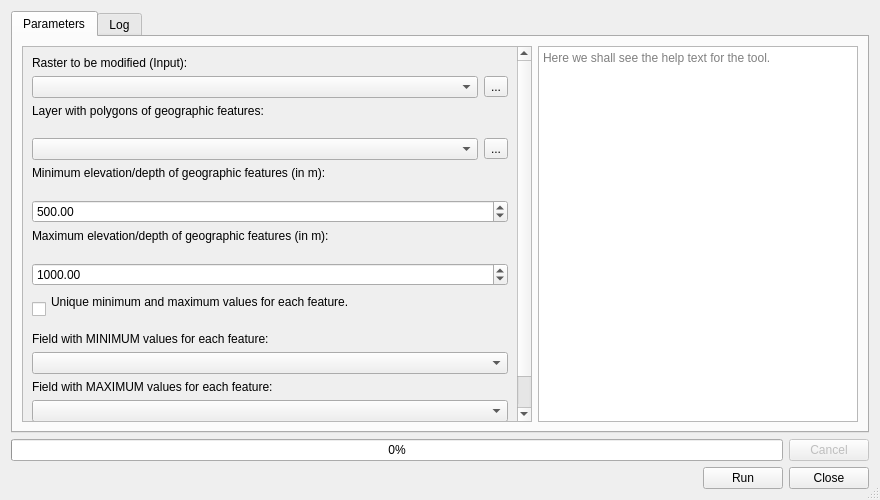
Old version of the form feature_creator_dialog_base.ui in the repository jaminzoda/terra-antiqua.
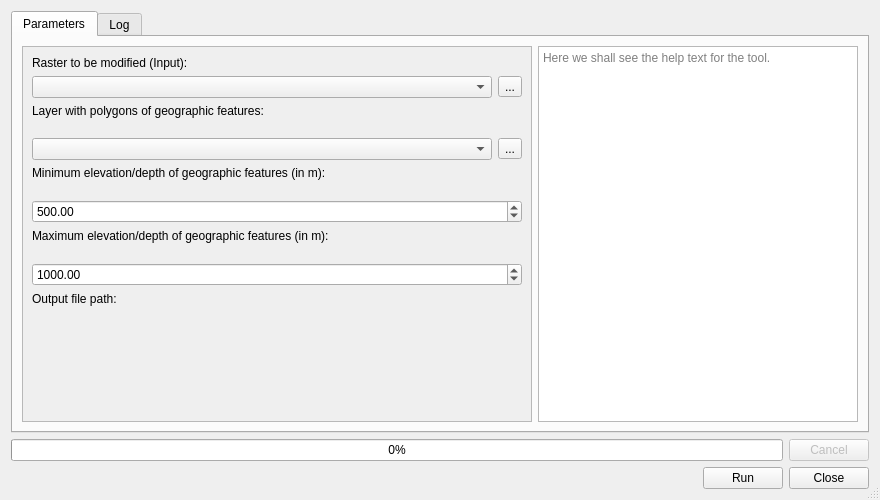
New version of the form. Custom widgets are drawn as their Qt base class.

Commit message: The beta version of geographic features creator is added. The tool creates sea only for now, but very soon will start creating mountains and plains.

```diff
--- a/feature_creator_dialog_base.ui
+++ b/feature_creator_dialog_base.ui
@@ -69,9 +69,9 @@
                                         <property name="geometry">
                                             <rect>
                                                 <x>0</x>
-                                                <y>-74</y>
-                                                <width>498</width>
-                                                <height>437</height>
+                                                <y>0</y>
+                                                <width>512</width>
+                                                <height>363</height>
                                             </rect>
                                         </property>
                                         <layout class="QVBoxLayout" name="verticalLayout_4">
@@ -168,34 +168,6 @@
                                                     </property>
                                                 </widget>
                                             </item>
-                                            <item>
-                                                <widget class="QCheckBox" name="checkBox">
-                                                    <property name="text">
-                                                        <string>Unique minimum and maximum values for each feature.
-                                                        </string>
-                                                    </property>
-                                                </widget>
-                                            </item>
-                                            <item>
-                                                <widget class="QLabel" name="label_5">
-                                                    <property name="text">
-                                                        <string>Field with MINIMUM values for each feature:</string>
-                                                    </property>
-                                                </widget>
-                                            </item>
-                                            <item>
-                                                <widget class="QgsFieldComboBox" name="mFieldComboBox"/>
-                                            </item>
-                                            <item>
-                                                <widget class="QLabel" name="label_6">
-                                                    <property name="text">
-                                                        <string>Field with MAXIMUM values for each feature:</string>
-                                                    </property>
-                                                </widget>
-                                            </item>
-                                            <item>
-                                                <widget class="QgsFieldComboBox" name="mFieldComboBox_2"/>
-                                            </item>
                                             <item>
                                                 <layout class="QVBoxLayout" name="verticalLayout_3">
                                                     <item>
@@ -217,8 +189,8 @@
                                                     </property>
                                                     <property name="sizeHint" stdset="0">
                                                         <size>
-                                                            <width>20</width>
-                                                            <height>40</height>
+                                                            <width>80</width>
+                                                            <height>80</height>
                                                         </size>
                                                     </property>
                                                 </spacer>
@@ -340,11 +312,6 @@
         </layout>
     </widget>
     <customwidgets>
-        <customwidget>
-            <class>QgsFieldComboBox</class>
-            <extends>QComboBox</extends>
-            <header>qgsfieldcombobox.h</header>
-        </customwidget>
         <customwidget>
             <class>QgsFileWidget</class>
             <extends>QWidget</extends>
```
Left out of the diff: 22 changed lines with no effect on the pictures. The commit also changes 5 other files.
